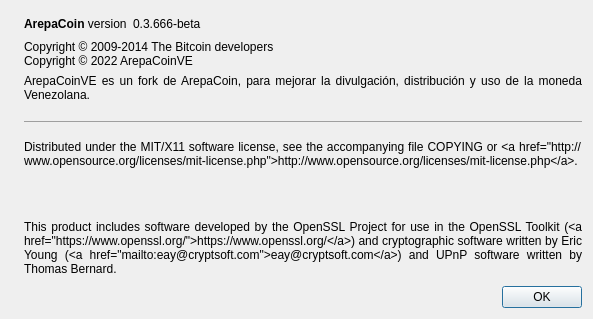
This is src/qt/forms/aboutdialog.ui in midiam1/ArepacoinVE as Qt 5 draws it before an edit. The edited form follows.
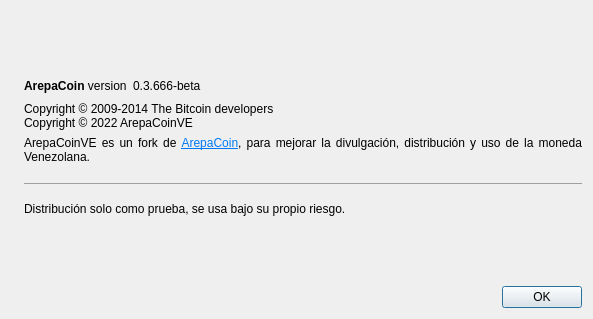
This is the edited form. Icons and pictures are not drawn.

Patch:
```diff
--- a/src/qt/forms/aboutdialog.ui
+++ b/src/qt/forms/aboutdialog.ui
@@ -107,7 +107,7 @@
        <property name="text">
         <string>
         
-        &lt;html&gt;&lt;head/&gt;&lt;body&gt;&lt;p align=&quot;justify&quot;&gt;ArepaCoinVE es un fork de ArepaCoin, para mejorar la divulgación, distribución y uso de la moneda Venezolana.&lt;/p&gt;&lt;hr/&gt;&lt;p align=&quot;justify&quot;&gt;Distributed under the MIT/X11 software license, see the accompanying file COPYING or &amp;lt;a href=&amp;quot;http://www.opensource.org/licenses/mit-license.php&amp;quot;&amp;gt;http://www.opensource.org/licenses/mit-license.php&amp;lt;/a&amp;gt;.&lt;/p&gt;&lt;p align=&quot;justify&quot;&gt;&lt;br/&gt;&lt;/p&gt;&lt;p align=&quot;justify&quot;&gt;This product includes software developed by the OpenSSL Project for use in the OpenSSL Toolkit (&amp;lt;a href=&amp;quot;https://www.openssl.org/&amp;quot;&amp;gt;https://www.openssl.org/&amp;lt;/a&amp;gt;) and cryptographic software written by Eric Young (&amp;lt;a href=&amp;quot;mailto:eay@cryptsoft.com&amp;quot;&amp;gt;eay@cryptsoft.com&amp;lt;/a&amp;gt;) and UPnP software written by Thomas Bernard.&lt;/p&gt;&lt;/body&gt;&lt;/html&gt;
+        &lt;html&gt;&lt;head/&gt;&lt;body&gt;&lt;p align=&quot;justify&quot;&gt;ArepaCoinVE es un fork de &lt;a href=&quot;arepacoinve.info&quot;&gt;&lt;span style=&quot; text-decoration: underline; color:#007af4;&quot;&gt;ArepaCoin&lt;/span&gt;&lt;/a&gt;, para mejorar la divulgación, distribución y uso de la moneda Venezolana.&lt;/p&gt;&lt;hr/&gt;&lt;p align=&quot;justify&quot;&gt;Distribución solo como prueba, se usa bajo su propio riesgo.&lt;/p&gt;&lt;/body&gt;&lt;/html&gt;
 
         
         </string>
```
